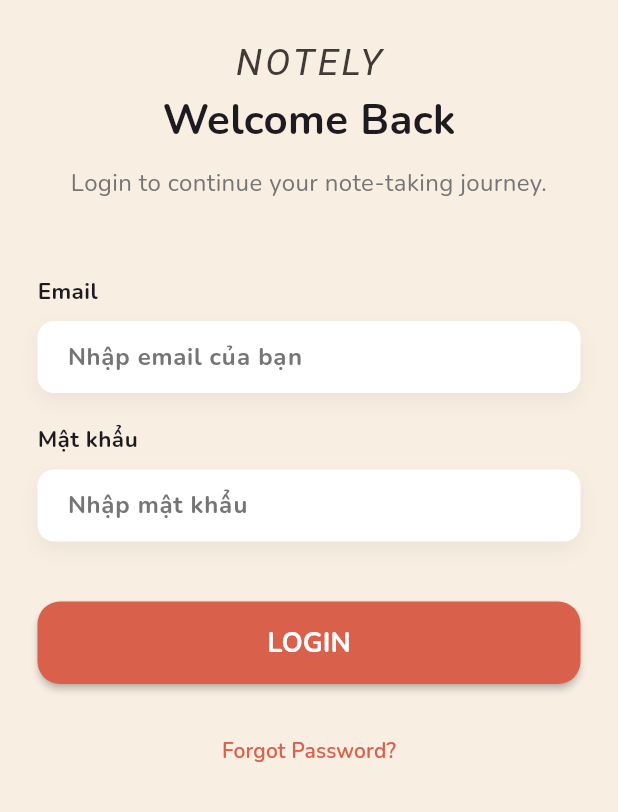
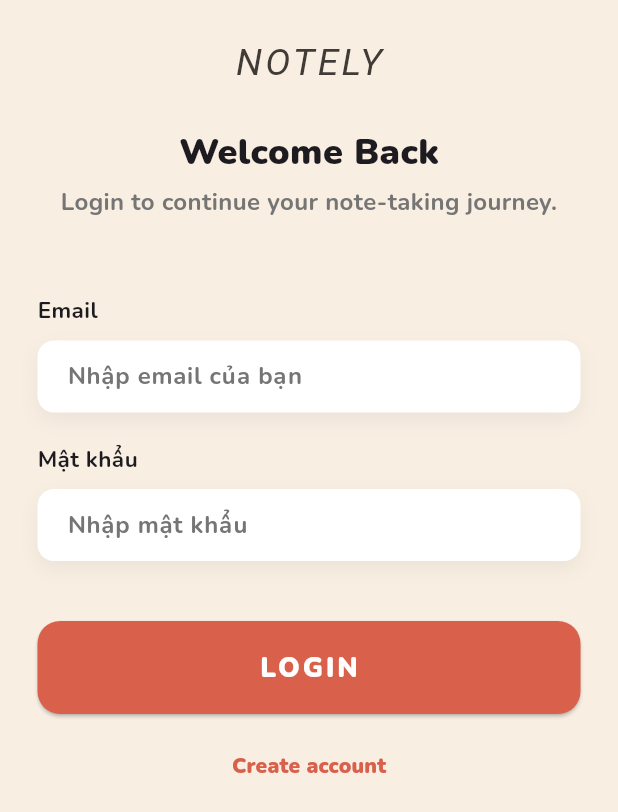
Before and after one commit to USThienPhu/Note, a Flutter app: the screen it shows after launch, on a phone screen of 412 x 824 dp. Shown: the top 812 px of the screen. Run offline on Flutter 3.47's test engine with Material 3 defaults, Android fonts, the light colour scheme and no system bars; our stand-ins replace flutter_secure_storage, google_fonts.

Commit message:
feat: devide into widget

```diff
--- a/note_app_mobile/lib/src/views/login_view.dart
+++ b/note_app_mobile/lib/src/views/login_view.dart
@@ -5,6 +5,8 @@ import '../utils/app_colors.dart';
 import '../widgets/logo_notely.dart';
 import 'package:google_fonts/google_fonts.dart';
 import 'home_view.dart';
+import '../widgets/auth_header.dart';
+import '../widgets/primary_button.dart';
 
 class LoginView extends StatefulWidget {
   const LoginView({super.key});
@@ -61,19 +63,12 @@ class _LoginViewState extends State<LoginView> {
               const SizedBox(height: 24),
 
               LogoText(),
-
-              const Text(
-                "Welcome Back",
-                style: TextStyle(fontSize: 28, fontWeight: FontWeight.bold),
-              ),
-              const SizedBox(height: 10),
-              const Text(
-                "Login to continue your note-taking journey.",
-                textAlign: TextAlign.center,
-                style: TextStyle(color: AppColors.greyText, fontSize: 16),
+              const SizedBox(height: 24),
+              AuthHeader(
+                title: "Welcome Back",
+                subtitle: "Login to continue your note-taking journey.",
               ),
               const SizedBox(height: 50),
-
               // Ô nhập Email
               CustomTextField(
                 label: "Email",
@@ -89,40 +84,22 @@ class _LoginViewState extends State<LoginView> {
                 icon: Icons.lock,
                 isPassword: true,
               ),
+              const SizedBox(height: 40),
+              // Nút Đăng nhập hoặc Loading
+              PrimaryButton(
+                label: "LOGIN",
+                onPressed: _handleLogin,
+                isLoading: _viewModel.isLoading,
+              ),
 
-              const SizedBox(height: 40),
-
-              // Nút Đăng nhập hoặc Loading
-              _viewModel.isLoading
-                  ? const CircularProgressIndicator()
-                  : ElevatedButton(
-                      onPressed: _handleLogin,
-                      style: ElevatedButton.styleFrom(
-                        backgroundColor: AppColors.loginButtonColor,
-                        foregroundColor: Colors.white,
-                        minimumSize: const Size(double.infinity, 55),
-                        shape: RoundedRectangleBorder(
-                          borderRadius: BorderRadius.circular(15),
-                        ),
-                        elevation: 2,
-                      ),
-                      child: const Text(
-                        "LOGIN",
-                        style: TextStyle(
-                          fontSize: 18,
-                          fontWeight: FontWeight.bold,
-                        ),
-                      ),
-                    ),
-
-              const SizedBox(height: 20),
+              const SizedBox(height: 10),
               TextButton(
                 onPressed: () {},
                 child: Text(
-                  "Forgot Password?",
+                  "Create account",
                   style: TextStyle(
                     color: AppColors.loginButtonColor,
-                    fontWeight: FontWeight.w600,
+                    fontWeight: FontWeight.w900,
                   ),
                 ),
               ),
--- /dev/null
+++ b/note_app_mobile/lib/src/widgets/auth_header.dart
@@ -0,0 +1,27 @@
+import 'package:flutter/material.dart';
+import '../utils/app_colors.dart';
+
+class AuthHeader extends StatelessWidget {
+  final String title;
+  final String subtitle;
+
+  const AuthHeader({super.key, required this.title, required this.subtitle});
+
+  @override
+  Widget build(BuildContext context) {
+    return Column(
+      children: [
+        Text(
+          title,
+          style: const TextStyle(fontSize: 24, fontWeight: FontWeight.w900), // w900 như Phú muốn
+        ),
+        const SizedBox(height: 5),
+        Text(
+          subtitle,
+          textAlign: TextAlign.center,
+          style: const TextStyle(color: AppColors.greyText, fontSize: 16, fontWeight: FontWeight.w700),
+        ),
+      ],
+    );
+  }
+}
--- /dev/null
+++ b/note_app_mobile/lib/src/widgets/primary_button.dart
@@ -0,0 +1,34 @@
+import 'package:flutter/material.dart';
+import '../utils/app_colors.dart';
+
+class PrimaryButton extends StatelessWidget {
+  final String label;
+  final VoidCallback onPressed;
+  final bool isLoading;
+
+  const PrimaryButton({
+    super.key,
+    required this.label,
+    required this.onPressed,
+    this.isLoading = false
+  });
+
+  @override
+  Widget build(BuildContext context) {
+    return isLoading
+        ? const Center(child: CircularProgressIndicator())
+        : ElevatedButton(
+            onPressed: onPressed,
+            style: ElevatedButton.styleFrom(
+              backgroundColor: AppColors.loginButtonColor,
+              foregroundColor: Colors.white,
+              minimumSize: const Size(double.infinity, 62),
+              shape: RoundedRectangleBorder(borderRadius: BorderRadius.circular(15)),
+            ),
+            child: Text(
+              label,
+              style: const TextStyle(fontSize: 18, fontWeight: FontWeight.w900, letterSpacing: 2.0),
+            ),
+          );
+  }
+}
```
Also changed, not shown: note_app_mobile/lib/src/widgets/text_button.dart (added).
